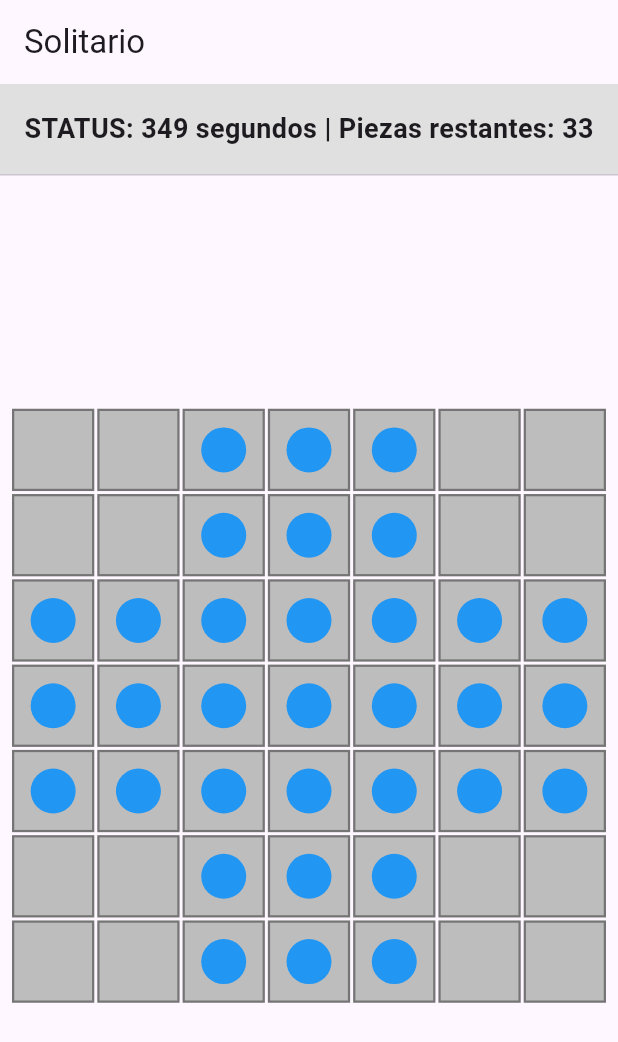
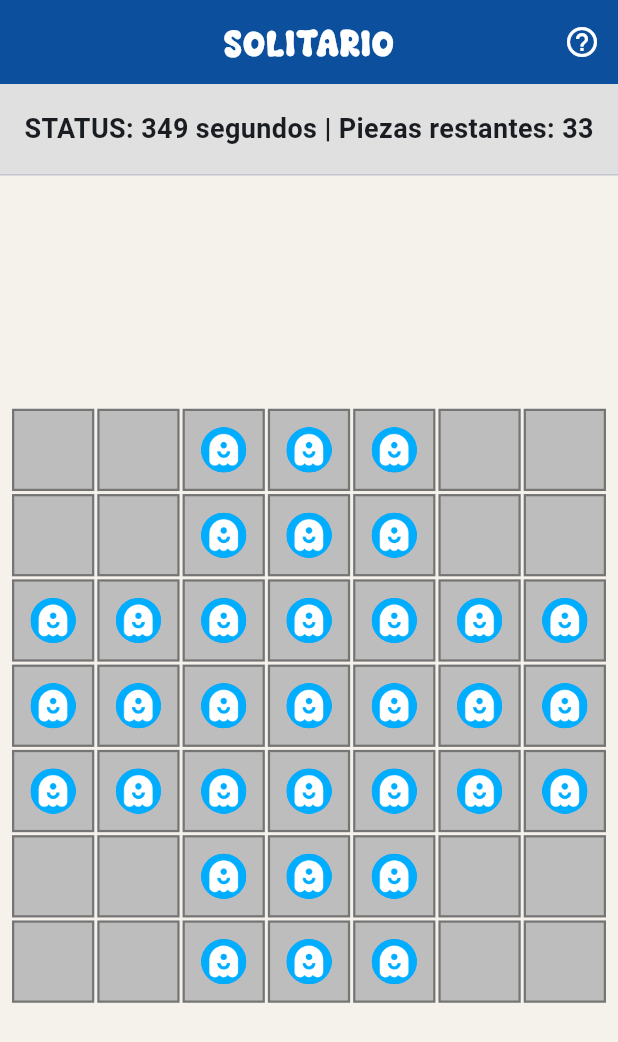
Before and after one commit to mmoscosodcl/3479A321_202602, a Flutter app: the screen it shows after launch, on a phone screen of 412 x 824 dp. Shown: the top 1042 px of the screen. Run offline on Flutter 3.47's test engine with Material 3 defaults, Android fonts, the phone set to English and light mode, and no system bars; our stand-ins replace logger.

Commit message:
First version of new structure and organization with navigation push/pop to other screen and theme configuration

```diff
--- /dev/null
+++ b/lib/core/enums/cell_type.dart
@@ -0,0 +1,6 @@
+/// Estados de la celda en el tablero.
+enum CellType {
+  voidCell,    // Fuera de límites jugables (Esquinas 2x2)
+  emptyHole,   // Casilla jugable desocupada
+  occupiedPeg, // Casilla jugable con clavija presente
+}
--- a/lib/main.dart
+++ b/lib/main.dart
@@ -1,16 +1,11 @@
 import 'package:flutter/material.dart';
+import 'package:flutter_pegsolitaire/ui/screens/peg_solitaire_screen.dart';
+import 'package:flutter_pegsolitaire/ui/theme/app_theme.dart';
+import 'package:logger/logger.dart';
 
 void main() {
   runApp(const MyApp());
 }
-
-/// Estados de la celda en el tablero.
-enum CellType {
-  voidCell,    // Fuera de límites jugables (Esquinas 2x2)
-  emptyHole,   // Casilla jugable desocupada
-  occupiedPeg, // Casilla jugable con clavija presente
-}
-
 
 class MyApp extends StatelessWidget {
   const MyApp({super.key});
@@ -20,131 +15,8 @@ class MyApp extends StatelessWidget {
  Widget build(BuildContext context) {
    return MaterialApp(
      title: 'Solitario Ingles',
-     theme: ThemeData(primarySwatch: Colors.blue),
-     home: const PegSolitaireScreen(), // Apuntamos a nuestra nueva pantalla
+     theme: AppTheme.lightTheme,
+     home:  PegSolitaireScreen(), // Apuntamos a nuestra nueva pantalla
    );
  }
 }
-
-class PegSolitaireScreen extends StatelessWidget {
-const PegSolitaireScreen({Key? key}) : super(key: key);
-
-  static const int gridSize = 7;
-  static const int totalCells = gridSize * gridSize; // 49 casillas
-
-  /// Determina el tipo de celda según sus coordenadas matriciales (row, col)
-  CellType _getCellType(int row, int col) {
-    // Esquinas 2x2 no jugables en el tablero inglés estándar
-    final bool isCorner = (row < 2 || row > 4) && (col < 2 || col > 4);
-    if (isCorner) {
-      return CellType.voidCell;
-    }
-    // El resto de las 32 posiciones inician ocupadas
-    return CellType.occupiedPeg;
-  }
-
-
- Widget _gameBoard() {
-   return Center(
-     child: Padding(
-       padding: const EdgeInsets.all(8.0),
-       child: AspectRatio(
-         aspectRatio: 1.0, // Cuadrado perfecto
-         child: GridView.builder(
-           physics: const NeverScrollableScrollPhysics(), // Bloquea el scroll
-           gridDelegate: const SliverGridDelegateWithFixedCrossAxisCount(
-             crossAxisCount: gridSize, // 7 columnas
-             crossAxisSpacing: 2.0,
-             mainAxisSpacing: 2.0,
-           ),
-           itemCount: totalCells, // 7x7 = 49 celdas
-           itemBuilder: (context, index) {
-             // Convertir el índice en coordenadas matriciales
-             final int row = index ~/ gridSize;
-             final int col = index % gridSize;
-              final CellType cellType = _getCellType(row, col);
-             return PegCell(row: row, col: col, cellType: cellType);
-           },
-         ),
-       ),
-     ),
-   );
- }
-
-@override
-Widget build(BuildContext context) {
-  return Scaffold(
-    appBar: AppBar(title: const Text('Solitario')),
-    body: SafeArea( // Protege la UI de los bordes del dispositivo
-       child: Column( // Apila el marcador arriba y el tablero abajo
-         children: [
-           // Área de Status
-           Container(
-             height: 60,
-             color: Colors.grey[300],
-             child: const Center(
-               child: Text('STATUS: 349 segundos | Piezas restantes: 33',
-                 style: TextStyle(fontWeight: FontWeight.bold, fontSize: 18),
-               ),
-             ),
-           ),
-           const Divider(height: 1),
-           // Área de Juego
-           Expanded( // Expande el tablero para llenar la pantalla
-             child: _gameBoard(),
-           ),
-         ],
-       ),
-     ),
-   );
- }
-
-}
-
-class PegCell extends StatelessWidget {
-  final int row;
-  final int col;
-  final CellType cellType;
-  final bool isSelected;
-  final VoidCallback? onTap;
-
-  const PegCell({
-    super.key,
-    required this.row,
-    required this.col,
-    required this.cellType,
-    this.isSelected = false,
-    this.onTap,
-  });
-
-  @override
-  Widget build(BuildContext context) {
-    return Container(
-      decoration: BoxDecoration(
-        color: Colors.grey[400],
-        border: Border.all(color: Colors.grey[600]!, width: 1.5),
-      ),
-      child: Center(
-        child: cellType == CellType.occupiedPeg
-            ? Container(
-                width: 30,
-                height: 30,
-                decoration: const BoxDecoration(
-                  color: Colors.blue,
-                  shape: BoxShape.circle,
-                ),
-              )
-            : cellType == CellType.emptyHole
-                ? Container(
-                    width: 30,
-                    height: 30,
-                    decoration: const BoxDecoration(
-                      color: Colors.white,
-                      shape: BoxShape.circle,
-                    ),
-                  )
-                : null, // No dibuja nada para voidCell
-      ),
-    );
-  }
-}
--- /dev/null
+++ b/lib/ui/screens/peg_solitaire_screen.dart
@@ -0,0 +1,100 @@
+import 'package:flutter/material.dart';
+import 'package:flutter_pegsolitaire/core/enums/cell_type.dart';
+import 'package:flutter_pegsolitaire/main.dart';
+import 'package:flutter_pegsolitaire/ui/screens/rules_screen.dart';
+import 'package:flutter_pegsolitaire/ui/widgets/peg_cell.dart';
+import 'package:logger/logger.dart';
+
+class PegSolitaireScreen extends StatelessWidget {
+ PegSolitaireScreen({super.key});
+
+  static const int gridSize = 7;
+  static const int totalCells = gridSize * gridSize; // 49 casillas
+
+  Logger _logger = Logger();
+
+
+
+  /// Determina el tipo de celda según sus coordenadas matriciales (row, col)
+  CellType _getCellType(int row, int col) {
+    // Esquinas 2x2 no jugables en el tablero inglés estándar
+    final bool isCorner = (row < 2 || row > 4) && (col < 2 || col > 4);
+    if (isCorner) {
+      return CellType.voidCell;
+    }
+    // El resto de las 32 posiciones inician ocupadas
+    return CellType.occupiedPeg;
+  }
+
+
+ Widget _gameBoard() {
+   _logger.i("Construyendo el tablero de juego");
+   return Center(
+     child: Padding(
+       padding: const EdgeInsets.all(8.0),
+       child: AspectRatio(
+         aspectRatio: 1.0, // Cuadrado perfecto
+         child: GridView.builder(
+           physics: const NeverScrollableScrollPhysics(), // Bloquea el scroll
+           gridDelegate: const SliverGridDelegateWithFixedCrossAxisCount(
+             crossAxisCount: gridSize, // 7 columnas
+             crossAxisSpacing: 2.0,
+             mainAxisSpacing: 2.0,
+           ),
+           itemCount: totalCells, // 7x7 = 49 celdas
+           itemBuilder: (context, index) {
+             // Convertir el índice en coordenadas matriciales
+             final int row = index ~/ gridSize;
+             final int col = index % gridSize;
+              final CellType cellType = _getCellType(row, col);
+             return PegCell(row: row, col: col, cellType: cellType);
+           },
+         ),
+       ),
+     ),
+   );
+ }
+
+@override
+Widget build(BuildContext context) {
+  return Scaffold(
+    appBar: AppBar(title: const Text('Solitario'),
+    actions: [
+          IconButton(
+            icon: const Icon(Icons.help_outline),
+            tooltip: 'Reglas del juego',
+            onPressed: () {
+              _logger.i('Navegando a RulesScreen desde PegSolitaireScreen');
+              Navigator.push(
+                context,
+                MaterialPageRoute(builder: (context) => const RulesScreen()),
+              );
+            },
+          ),
+        ],),
+
+    body: SafeArea( // Protege la UI de los bordes del dispositivo
+       child: Column( // Apila el marcador arriba y el tablero abajo
+         children: [
+           // Área de Status
+           Container(
+             height: 60,
+             color: Colors.grey[300],
+             child: const Center(
+               child: Text('STATUS: 349 segundos | Piezas restantes: 33',
+                 style: TextStyle(fontWeight: FontWeight.bold, fontSize: 18),
+               ),
+             ),
+           ),
+           const Divider(height: 1),
+           // Área de Juego
+           Expanded( // Expande el tablero para llenar la pantalla
+             child: _gameBoard(),
+           ),
+         ],
+       ),
+     ),
+   );
+ }
+
+}
--- /dev/null
+++ b/lib/ui/theme/app_theme.dart
@@ -0,0 +1,31 @@
+import 'package:flutter/material.dart';
+
+class AppTheme {
+  static const Color primarySeed = Color.fromARGB(255, 12, 80, 157); // Nogal Clásico
+  static const Color boardBaseColor = Color(0xFFD7CCC8);
+  static const Color emptyHoleColor = Color(0xFF3E2723);
+
+  static ThemeData get lightTheme {
+    return ThemeData(
+      useMaterial3: true,
+      colorScheme: ColorScheme.fromSeed(
+        seedColor: primarySeed,
+        brightness: Brightness.light,
+        surfaceContainerHighest: const Color(0xFFEFEBE9),
+      ),
+      scaffoldBackgroundColor: const Color(0xFFF5F2EB),
+      appBarTheme: const AppBarTheme(
+        centerTitle: true,
+        elevation: 0,
+        backgroundColor: primarySeed,
+        foregroundColor: Colors.white,
+        titleTextStyle: TextStyle(
+          fontSize: 20,
+          fontWeight: FontWeight.bold,
+          fontFamily: 'TacoCrispy',
+          letterSpacing: 1.1,
+        ),
+      ),
+    );
+  }
+}
--- /dev/null
+++ b/lib/ui/widgets/peg_cell.dart
@@ -0,0 +1,54 @@
+import 'package:flutter/material.dart';
+import 'package:flutter_pegsolitaire/core/enums/cell_type.dart';
+
+
+class PegCell extends StatelessWidget {
+  final int row;
+  final int col;
+  final CellType cellType;
+  final bool isSelected;
+  final VoidCallback? onTap;
+
+  const PegCell({
+    super.key,
+    required this.row,
+    required this.col,
+    required this.cellType,
+    this.isSelected = false,
+    this.onTap,
+  });
+
+  @override
+  Widget build(BuildContext context) {
+    return Container(
+      decoration: BoxDecoration(
+        color: Colors.grey[400],
+        border: Border.all(color: Colors.grey[600]!, width: 1.5),
+      ),
+      child: Center(
+        child: cellType == CellType.occupiedPeg
+            ? Container(
+                width: 30,
+                height: 30,
+                decoration: const BoxDecoration(
+                  color: Colors.blue,
+                  shape: BoxShape.circle,
+                ),
+                child: isSelected
+                    ? const Icon(Icons.check, color: Color.fromARGB(255, 26, 18, 18), size: 20)
+                    : Image.asset('assets/icons/ghost.png'),
+              )
+            : cellType == CellType.emptyHole
+                ? Container(
+                    width: 30,
+                    height: 30,
+                    decoration: const BoxDecoration(
+                      color: Colors.white,
+                      shape: BoxShape.circle,
+                    ),
+                  )
+                : null, // No dibuja nada para voidCell
+      ),
+    );
+  }
+}
```
Also changed, not shown: lib/ui/screens/rules_screen.dart (added, +54 -0 lines), pubspec.yaml (+9 -41 lines), assets/fonts/TacoCrispy.ttf (added), assets/icons/ghost.png (added), assets/images/backgroud.png (added), pubspec.lock.
